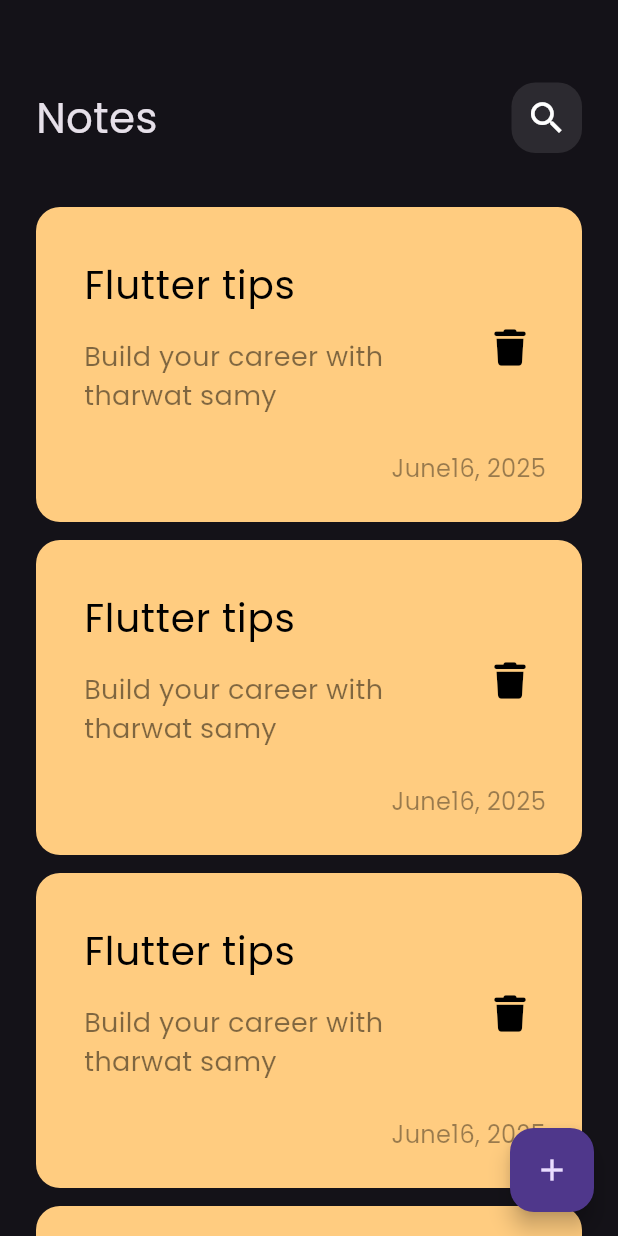
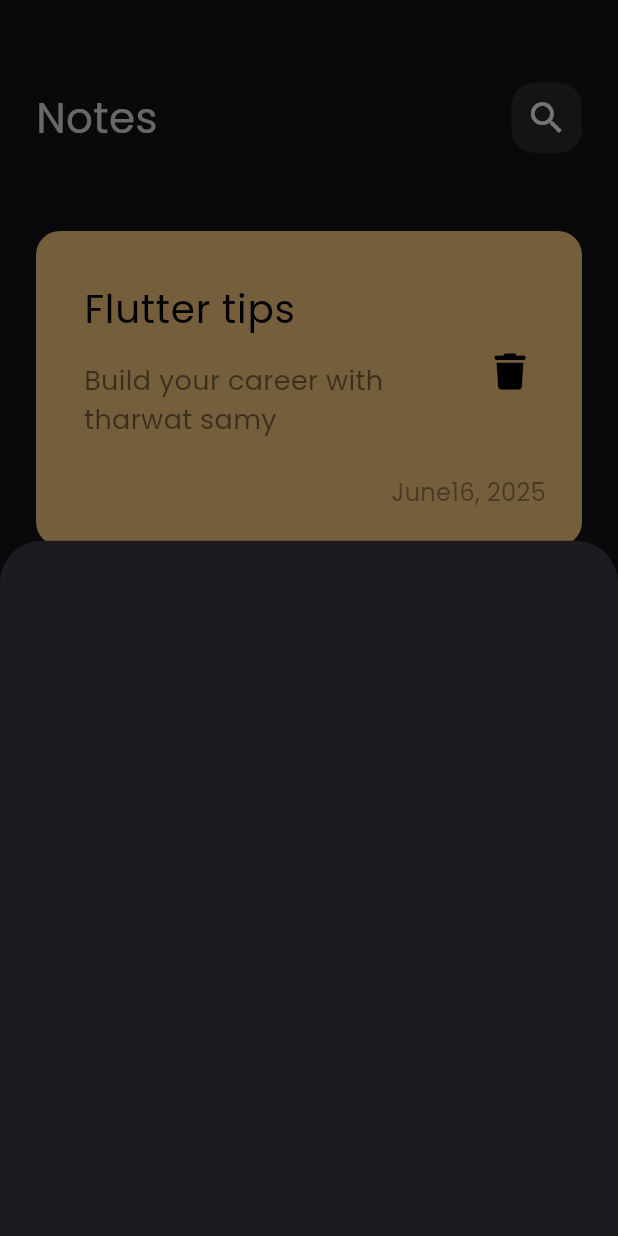
Before and after one commit to AbdullahCod3/notes_app, a Flutter app: the screen it shows after launch, after a tap on the "add" icon, on a phone screen of 412 x 824 dp. Run offline on Flutter 3.47's test engine with Material 3 defaults, Android fonts, the phone set to English and light mode, and no system bars; our stand-ins replace font_awesome_flutter.

Commit message:
show modal bottom sheet

```diff
--- a/lib/views/notes_view.dart
+++ b/lib/views/notes_view.dart
@@ -1,4 +1,5 @@
 import 'package:flutter/material.dart';
+import 'package:notes_app/views/widgets/add_note_bottom_sheet.dart';
 import 'package:notes_app/views/widgets/notes_view_body.dart';
 
 class NotesView extends StatelessWidget {
@@ -8,7 +9,14 @@ class NotesView extends StatelessWidget {
   Widget build(BuildContext context) {
     return Scaffold(
       floatingActionButton: FloatingActionButton(
-        onPressed: () {},
+        onPressed: () {
+          showModalBottomSheet(
+            context: context,
+            builder: (context) {
+              return const AddNoteBottomSheet();
+            },
+          );
+        },
         child: Icon(Icons.add),
       ),
       body: NotesViewBody(),
--- /dev/null
+++ b/lib/views/widgets/add_note_bottom_sheet.dart
@@ -0,0 +1,10 @@
+import 'package:flutter/material.dart';
+
+class AddNoteBottomSheet extends StatelessWidget {
+  const AddNoteBottomSheet({super.key});
+
+  @override
+  Widget build(BuildContext context) {
+    return Container();
+  }
+}
--- a/lib/views/widgets/notes_list_view.dart
+++ b/lib/views/widgets/notes_list_view.dart
@@ -6,13 +6,17 @@ class NotesListView extends StatelessWidget {
 
   @override
   Widget build(BuildContext context) {
-    return ListView.builder(
+    return Padding(
+      padding: const EdgeInsets.symmetric(vertical: 16),
+      child: ListView.builder(
+        padding: EdgeInsets.zero,
         itemBuilder: (context, index) {
           return Padding(
             padding: const EdgeInsets.symmetric(vertical: 6.0),
             child: const NotesItem(),
           );
         },
+      ),
     );
   }
 }
```
Lines whose indentation alone changed are shown as unchanged.
